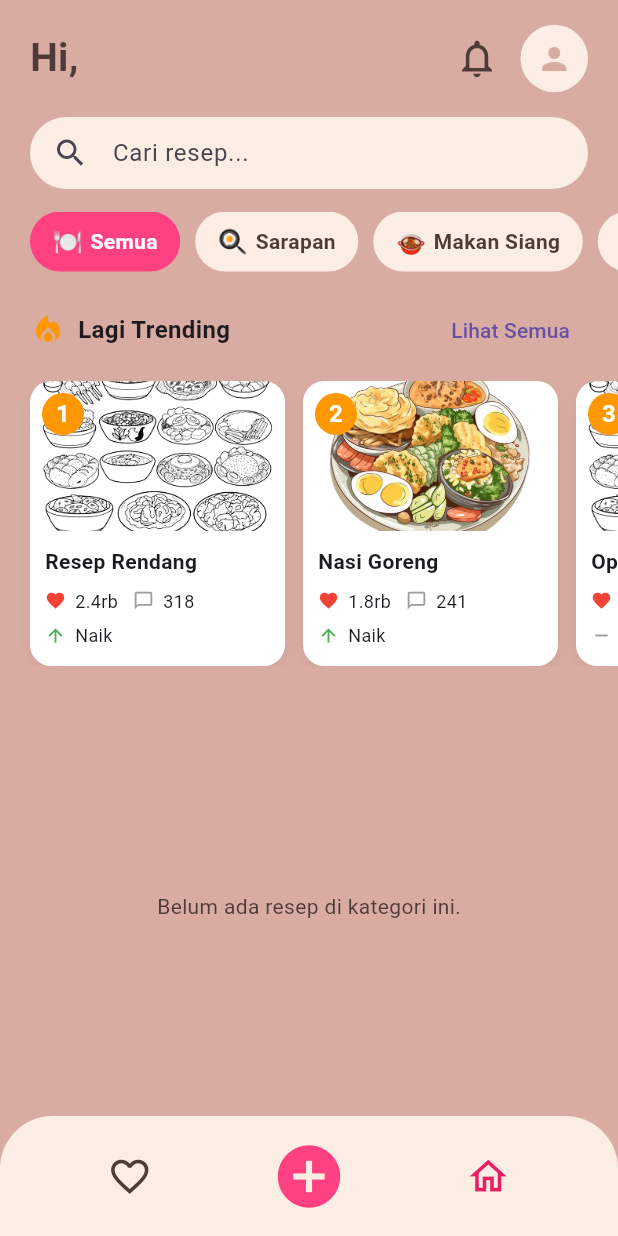
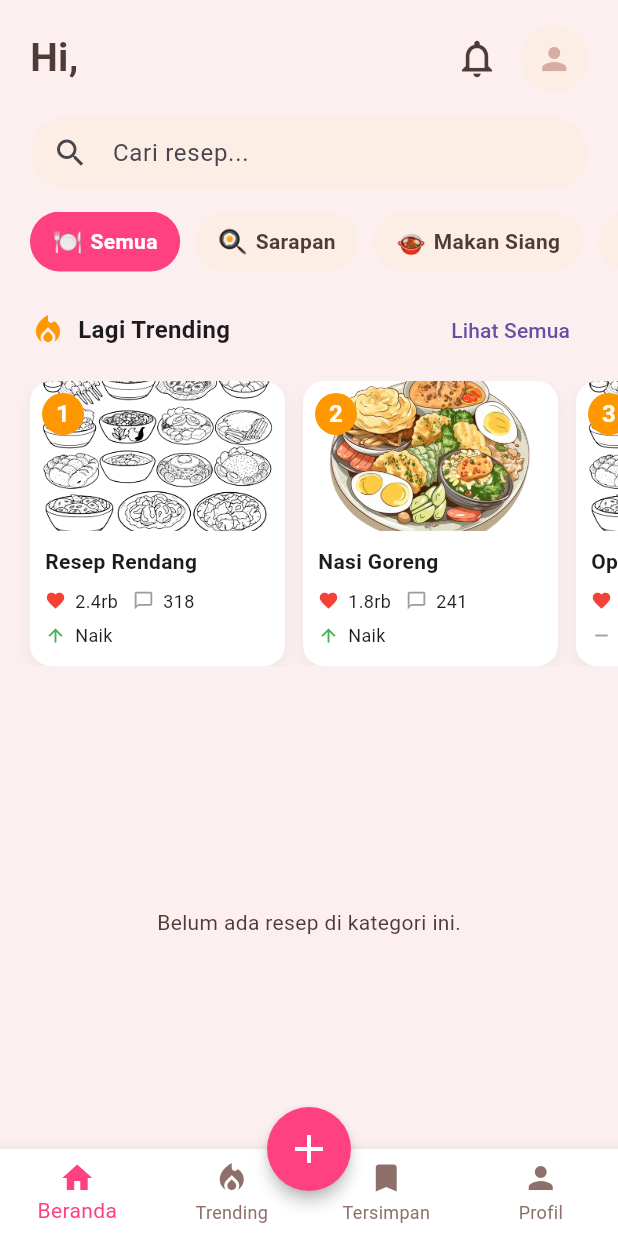
Before and after one commit to Raisha1515/masakyuk, a Flutter app: the Dashboard screen opened directly, on a phone screen of 412 x 824 dp. Run offline on Flutter 3.47's test engine with Material 3 defaults, Android fonts, the phone set to English and light mode, and no system bars; our stand-ins replace image_picker, permission_handler, shared_preferences, supabase_flutter; accounts and stored records are empty.

Commit message:
fitur trending by data integrated

```diff
--- a/lib/dashboard.dart
+++ b/lib/dashboard.dart
@@ -30,6 +30,7 @@ class _DashboardState extends State<Dashboard> {
   List<Recipe> recipeList = [];
   List<Recipe> favoriteRecipesList = [];
   List<String> notificationList = [];
+  List<Map<String, dynamic>> realtimeTrendingList = [];
   int _selectedIndex = 0;
   String selectedCategory = "Semua";
 
@@ -169,25 +170,103 @@ class _DashboardState extends State<Dashboard> {
   }
 }
 
-  @override
+  // @override
+  // Widget build(BuildContext context) {
+  //   Widget bodyContent;
+  //   if (isLoading) {
+  //     bodyContent = const Center(child: CircularProgressIndicator());
+  //   } else if (_selectedIndex == 3) {
+  //     bodyContent = buildProfilePage();
+  //   } else if (_selectedIndex == 2) {
+  //     bodyContent = buildFavoritePage();
+  //   } else if (_selectedIndex == 1) {
+  //     bodyContent = buildNotificationPage();
+  //   } else {
+  //     bodyContent = buildHomePage();
+  //   }
+
+  //   return Scaffold(
+  //     backgroundColor: const Color(0xFFD9ACA3),
+  //     body: SafeArea(child: bodyContent),
+  //     bottomNavigationBar: buildBottomNavbar(),
+  //   );
+  // }
+@override
   Widget build(BuildContext context) {
-    Widget bodyContent;
-    if (isLoading) {
-      bodyContent = const Center(child: CircularProgressIndicator());
+
+    Widget currentBody;
+    if (_selectedIndex == 0) {
+      currentBody = buildHomePage();
+    } else if (_selectedIndex == 1) {
+      currentBody = const TrendingPage();
+    } else if (_selectedIndex == 2) {
+      currentBody = buildFavoritePage();
     } else if (_selectedIndex == 3) {
-      bodyContent = buildProfilePage();
-    } else if (_selectedIndex == 2) {
-      bodyContent = buildFavoritePage();
-    } else if (_selectedIndex == 1) {
-      bodyContent = buildNotificationPage();
+      currentBody = buildNotificationPage();
     } else {
-      bodyContent = buildHomePage();
+      currentBody = buildProfilePage();
     }
 
     return Scaffold(
-      backgroundColor: const Color(0xFFD9ACA3),
-      body: SafeArea(child: bodyContent),
-      bottomNavigationBar: buildBottomNavbar(),
+      backgroundColor: const Color(0xFFFBF0EF),
+      body: isLoading
+          ? const Center(child: CircularProgressIndicator(color: Colors.pink))
+          : currentBody,
+
+      // === KEMBALIKAN TOMBOL TAMBAH RESEP MENGGUNAKAN FLOATING ACTION BUTTON ===
+      floatingActionButton: isLoading
+          ? null
+          : FloatingActionButton(
+              backgroundColor: const Color(0xFFFF4081),
+              shape: const CircleBorder(),
+              elevation: 4,
+              child: const Icon(Icons.add, size: 32, color: Colors.white),
+              onPressed: () async {
+                final result = await Navigator.push(
+                  context,
+                  MaterialPageRoute(builder: (_) => const TambahResep()),
+                );
+                if (result != null && result is Recipe) {
+                  result.userId = userId;
+                  result.owner = userProfile?.username ?? 'User';
+                  setState(() {
+                    recipeList.add(result);
+                  });
+                }
+              },
+            ),
+      // Posisi FAB diatur agar melayang pas di bagian tengah bawah, sedikit menjorok ke dalam navbar
+      floatingActionButtonLocation: FloatingActionButtonLocation.centerDocked,
+
+      bottomNavigationBar: BottomNavigationBar(
+        // Sinkronisasi index visual navbar bawah
+        currentIndex: _selectedIndex >= 4 ? 3 : (_selectedIndex == 3 ? 0 : _selectedIndex),
+
+        onTap: (index) {
+          setState(() {
+            if (index == 0) _selectedIndex = 0;
+            if (index == 1) _selectedIndex = 1;
+            if (index == 2) _selectedIndex = 2;
+            if (index == 3) _selectedIndex = 4; // Menuju halaman profil asli (index 4)
+          });
+
+          if (index == 0) _loadRecipes();
+          if (index == 2) _loadAllData();
+          if (index == 3) _loadAllData();
+        },
+        type: BottomNavigationBarType.fixed,
+        backgroundColor: Colors.white,
+        selectedItemColor: const Color(0xFFFF4081),
+        unselectedItemColor: const Color(0xFF8E6F6A),
+        items: const [
+          BottomNavigationBarItem(icon: Icon(Icons.home), label: 'Beranda'),
+          BottomNavigationBarItem(icon: Icon(Icons.local_fire_department), label: 'Trending'),
+          // Memberi space kosong (atau item dummy) di item navbar sebenarnya tidak perlu jika kita pakai layout standar,
+          // tapi agar susunannya seimbang dengan tombol di tengah, kita pertahankan 4 item:
+          BottomNavigationBarItem(icon: Icon(Icons.bookmark), label: 'Tersimpan'),
+          BottomNavigationBarItem(icon: Icon(Icons.person), label: 'Profil'),
+        ],
+      ),
     );
   }
 
@@ -370,7 +449,7 @@ class _DashboardState extends State<Dashboard> {
                     children: [
                       IconButton(
                         icon: const Icon(Icons.notifications_none, size: 30, color: Color(0xFF4F3A38)),
-                        onPressed: () => setState(() => _selectedIndex = 1),
+                        onPressed: () => setState(() => _selectedIndex = 3),
                       ),
                       if (notificationList.isNotEmpty)
                         Positioned(
@@ -398,7 +477,7 @@ class _DashboardState extends State<Dashboard> {
                   ),
                   const SizedBox(width: 5),
                   GestureDetector(
-                    onTap: () => setState(() => _selectedIndex = 3),
+                    onTap: () => setState(() => _selectedIndex = 4),
                     child: Container(
                       width: 45,
                       height: 45,
--- a/lib/recipe_detail_page.dart
+++ b/lib/recipe_detail_page.dart
@@ -278,7 +278,7 @@ class _RecipeDetailPageState extends State<RecipeDetailPage> {
             ],
           ),
           const SizedBox(height: 20),
-          _buildInfoTile('👨‍🍳 Chef', recipe.owner ?? 'Unknown'),
+          _buildInfoTile('👨‍🍳 Chef :', recipe.owner ?? 'Unknown'),
           const SizedBox(height: 12),
           const Divider(),
           const SizedBox(height: 12),
```
Also changed, not shown: lib/services/recipe_service.dart (+13 -0 lines), lib/trending_page.dart (+131 -82 lines).
